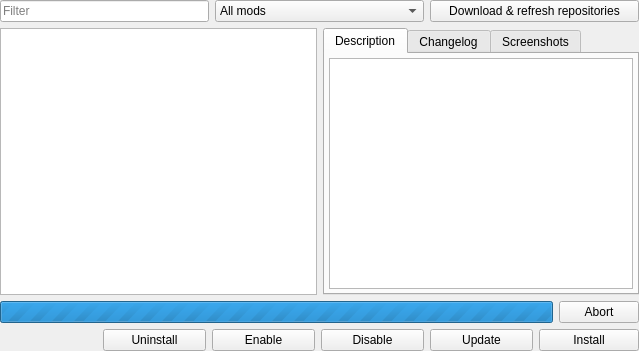
This is launcher/modManager/cmodlistview_moc.ui in vcmi/vcmi as Qt 5 draws it before an edit. The edited form follows.
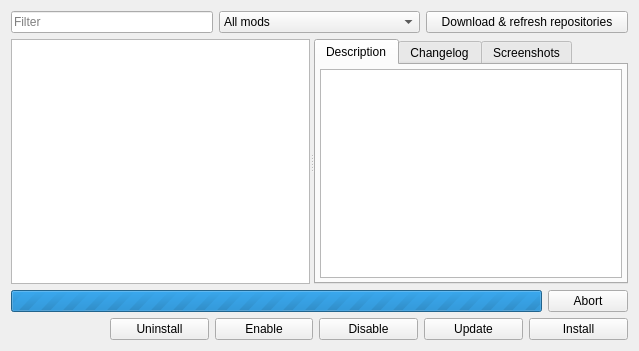
This is the edited form. Icons and pictures are not drawn.

Commit message: Adjustable layout for launcher

What changed in the file:
```diff
--- a/launcher/modManager/cmodlistview_moc.ui
+++ b/launcher/modManager/cmodlistview_moc.ui
@@ -14,21 +14,6 @@
    <string notr="true"/>
   </property>
   <layout class="QVBoxLayout" name="verticalLayout">
-   <property name="spacing">
-    <number>6</number>
-   </property>
-   <property name="leftMargin">
-    <number>0</number>
-   </property>
-   <property name="topMargin">
-    <number>0</number>
-   </property>
-   <property name="rightMargin">
-    <number>0</number>
-   </property>
-   <property name="bottomMargin">
-    <number>0</number>
-   </property>
    <item>
     <layout class="QHBoxLayout" name="horizontalLayout_3">
      <item>
@@ -124,8 +109,16 @@
     </layout>
    </item>
    <item>
-    <layout class="QHBoxLayout" name="horizontalLayout_5">
-     <item>
+    <widget class="QSplitter" name="splitter">
+     <property name="sizePolicy">
+      <sizepolicy hsizetype="Expanding" vsizetype="Expanding">
+       <horstretch>0</horstretch>
+       <verstretch>0</verstretch>
+      </sizepolicy>
+     </property>
+     <property name="orientation">
+      <enum>Qt::Horizontal</enum>
+     </property>
       <widget class="QTreeView" name="allModsView">
        <property name="selectionMode">
         <enum>QAbstractItemView::SingleSelection</enum>
@@ -152,9 +145,13 @@
         <bool>false</bool>
        </property>
       </widget>
-     </item>
-     <item>
       <widget class="QTabWidget" name="tabWidget">
+      <property name="sizePolicy">
+       <sizepolicy hsizetype="Expanding" vsizetype="Expanding">
+        <horstretch>0</horstretch>
+        <verstretch>0</verstretch>
+       </sizepolicy>
+      </property>
        <property name="currentIndex">
         <number>0</number>
        </property>
@@ -188,9 +185,10 @@
            </property>
            <property name="html">
             <string notr="true">&lt;!DOCTYPE HTML PUBLIC &quot;-//W3C//DTD HTML 4.0//EN&quot; &quot;http://www.w3.org/TR/REC-html40/strict.dtd&quot;&gt;
-&lt;html&gt;&lt;head&gt;&lt;meta name=&quot;qrichtext&quot; content=&quot;1&quot; /&gt;&lt;style type=&quot;text/css&quot;&gt;
+&lt;html&gt;&lt;head&gt;&lt;meta name=&quot;qrichtext&quot; content=&quot;1&quot; /&gt;&lt;meta charset=&quot;utf-8&quot; /&gt;&lt;style type=&quot;text/css&quot;&gt;
 p, li { white-space: pre-wrap; }
-&lt;/style&gt;&lt;/head&gt;&lt;body style=&quot; font-family:'Sans'; font-size:10pt; font-weight:400; font-style:normal;&quot;&gt;
+hr { height: 1px; border-width: 0; }
+&lt;/style&gt;&lt;/head&gt;&lt;body style=&quot; font-family:'.AppleSystemUIFont'; font-size:13pt; font-weight:400; font-style:normal;&quot;&gt;
 &lt;p style=&quot;-qt-paragraph-type:empty; margin-top:0px; margin-bottom:0px; margin-left:0px; margin-right:0px; -qt-block-indent:0; text-indent:0px; font-family:'Ubuntu'; font-size:11pt;&quot;&gt;&lt;br /&gt;&lt;/p&gt;&lt;/body&gt;&lt;/html&gt;</string>
            </property>
            <property name="openExternalLinks">
@@ -270,8 +268,7 @@
         </layout>
        </widget>
       </widget>
-     </item>
-    </layout>
+    </widget>
    </item>
    <item>
     <widget class="QWidget" name="progressWidget" native="true">
@@ -279,7 +276,7 @@
       <bool>true</bool>
      </property>
      <property name="sizePolicy">
-      <sizepolicy hsizetype="Preferred" vsizetype="Preferred">
+      <sizepolicy hsizetype="Preferred" vsizetype="Minimum">
        <horstretch>0</horstretch>
        <verstretch>0</verstretch>
       </sizepolicy>
@@ -306,7 +303,7 @@
       <item>
        <widget class="QProgressBar" name="progressBar">
         <property name="sizePolicy">
-         <sizepolicy hsizetype="Expanding" vsizetype="Maximum">
+         <sizepolicy hsizetype="Expanding" vsizetype="Minimum">
           <horstretch>0</horstretch>
           <verstretch>0</verstretch>
          </sizepolicy>
```
Lines whose indentation alone changed are shown as unchanged.
